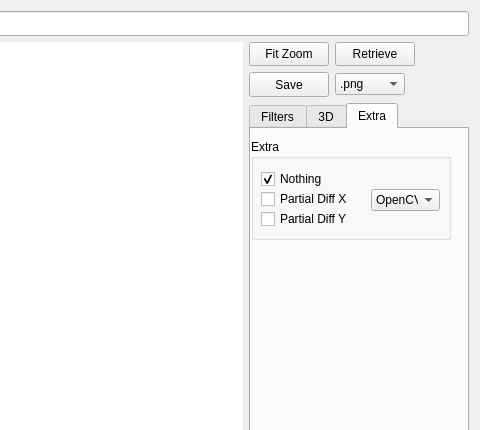
First picture: the form in Lab/QtWidgetsFilter2D.ui, repository jyyun1209/Lab, before the edit; both pictures show x 348 to 828 and y 0 to 430 of the 828 by 653 pixel window.
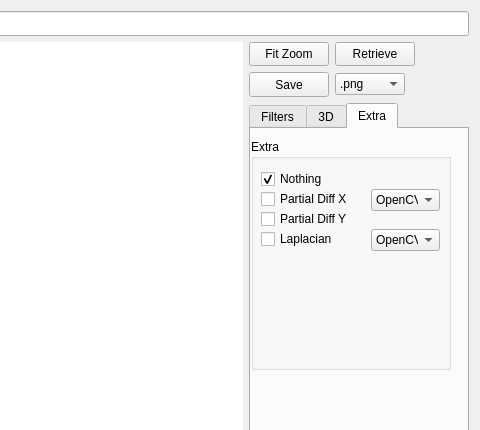
Second picture: the form after the edit. The open tabs and pages were chosen to show the change. Custom widgets are drawn as their Qt base class.

Commit message: 1. 테스트 결과 정리 2. Laplacian 구현

Patch:
```diff
--- a/Lab/QtWidgetsFilter2D.ui
+++ b/Lab/QtWidgetsFilter2D.ui
@@ -649,7 +649,7 @@
          <x>0</x>
          <y>10</y>
          <width>200</width>
-         <height>101</height>
+         <height>231</height>
         </rect>
        </property>
        <property name="sizePolicy">
@@ -738,6 +738,42 @@
          </property>
         </item>
        </widget>
+       <widget class="QCheckBox" name="checkBox_Laplacian">
+        <property name="geometry">
+         <rect>
+          <x>10</x>
+          <y>90</y>
+          <width>91</width>
+          <height>20</height>
+         </rect>
+        </property>
+        <property name="text">
+         <string>Laplacian</string>
+        </property>
+        <property name="autoExclusive">
+         <bool>true</bool>
+        </property>
+       </widget>
+       <widget class="QComboBox" name="comboBox_LaplacianMode">
+        <property name="geometry">
+         <rect>
+          <x>120</x>
+          <y>90</y>
+          <width>69</width>
+          <height>22</height>
+         </rect>
+        </property>
+        <item>
+         <property name="text">
+          <string>OpenCV</string>
+         </property>
+        </item>
+        <item>
+         <property name="text">
+          <string>C++</string>
+         </property>
+        </item>
+       </widget>
       </widget>
      </widget>
     </widget>
```
Left out of the diff: 304 changed lines with no effect on the pictures. The commit also changes 10 other files.
